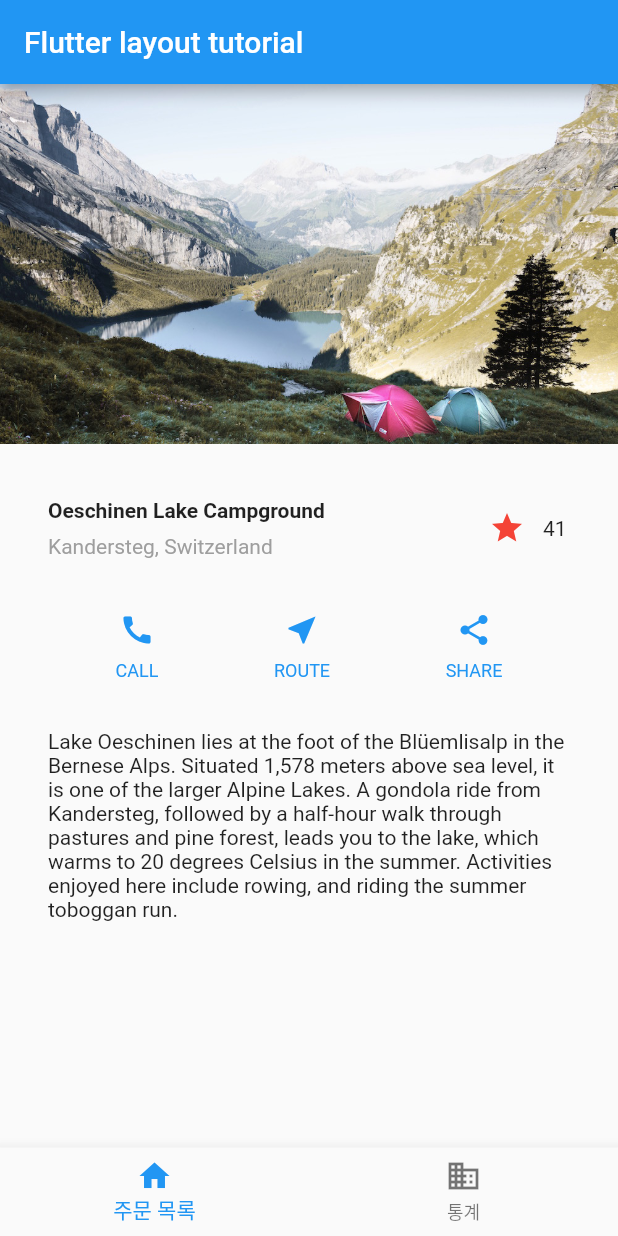
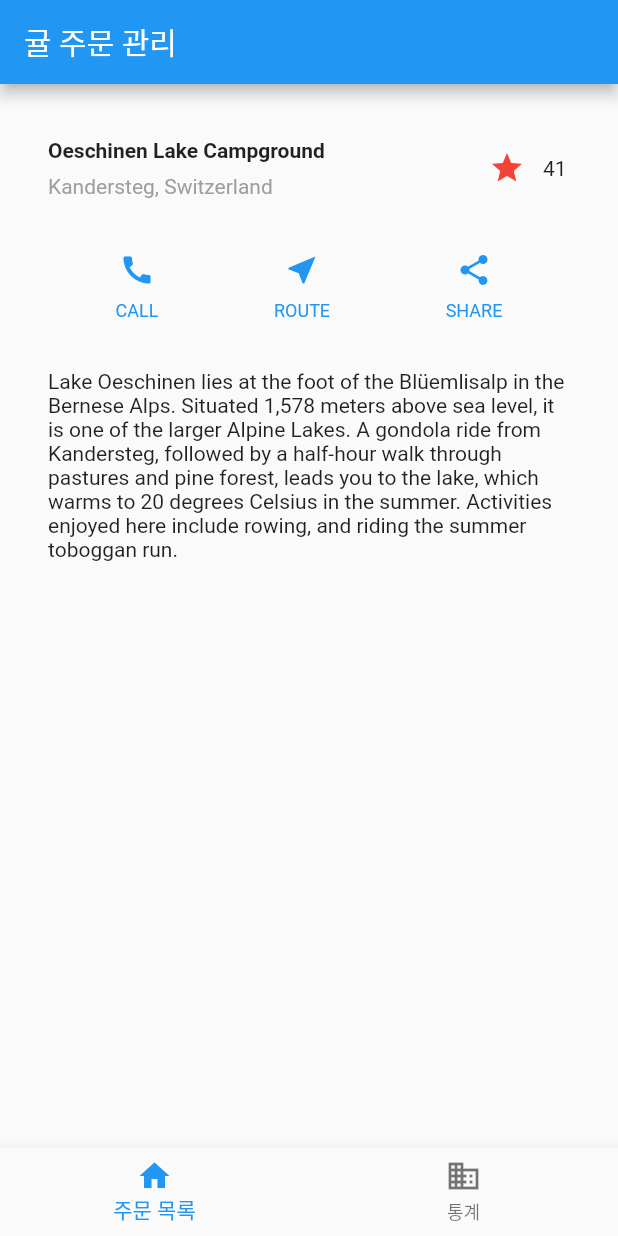
Before and after one commit to steadev/order-management, a Flutter app: the screen it shows after launch, on a phone screen of 412 x 824 dp. Run offline on Flutter 3.47's test engine with Material 2 defaults, Android fonts, the phone set to English and light mode, and no system bars.

Commit message:
feat: remove tutorial image, set appbar title

```diff
--- a/lib/main.dart
+++ b/lib/main.dart
@@ -69,20 +69,10 @@ class App extends StatelessWidget {
       title: 'Flutter layout demo',
       home: Scaffold(
         appBar: AppBar(
-          title: const Text('Flutter layout tutorial'),
+          title: const Text('귤 주문 관리'),
         ),
         body: ListView(
-          children: [
-            Image.asset(
-              'images/lake.jpg',
-              width: 600,
-              height: 240,
-              fit: BoxFit.cover,
-            ),
-            titleSection,
-            buttonSection,
-            textSection
-          ],
+          children: [titleSection, buttonSection, textSection],
         ),
         bottomNavigationBar: BottomNavigationBar(
           items: const <BottomNavigationBarItem>[
```
